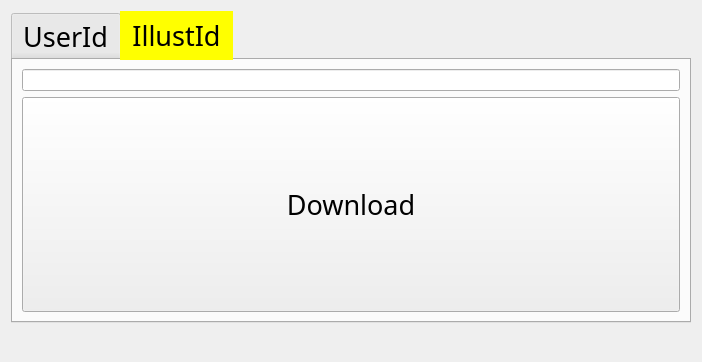
Old version of the form Source/View/Downloader.ui in the repository abc123994/PixivDownloader.
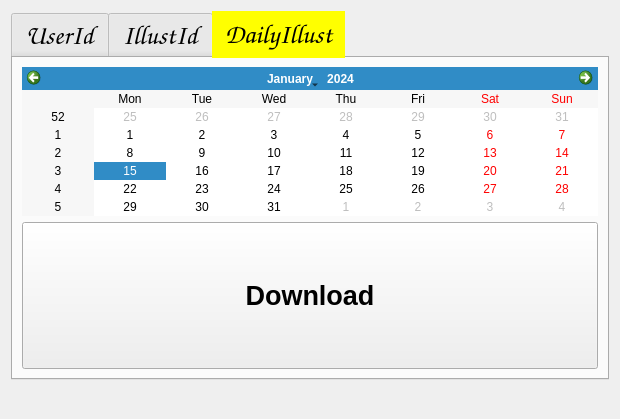
New version of the form.

Commit message: add support download daily illust top50&choose download path

Diff of the .ui file:
```diff
--- a/Source/View/Downloader.ui
+++ b/Source/View/Downloader.ui
@@ -6,10 +6,16 @@
    <rect>
     <x>0</x>
     <y>0</y>
-    <width>702</width>
-    <height>362</height>
+    <width>620</width>
+    <height>419</height>
    </rect>
   </property>
+  <property name="sizePolicy">
+   <sizepolicy hsizetype="Expanding" vsizetype="Expanding">
+    <horstretch>0</horstretch>
+    <verstretch>0</verstretch>
+   </sizepolicy>
+  </property>
   <property name="windowTitle">
    <string>pixivDownloader</string>
   </property>
@@ -30,12 +36,12 @@
      </property>
      <property name="font">
       <font>
-       <family>Britannic Bold</family>
+       <family>Comic Sans MS</family>
        <pointsize>20</pointsize>
       </font>
      </property>
      <property name="currentIndex">
-      <number>1</number>
+      <number>2</number>
      </property>
      <widget class="QWidget" name="tab_9">
       <attribute name="title">
@@ -74,6 +80,11 @@
       </layout>
      </widget>
      <widget class="QWidget" name="tab_10">
+      <property name="font">
+       <font>
+        <family>Algerian</family>
+       </font>
+      </property>
       <attribute name="title">
        <string>IllustId</string>
       </attribute>
@@ -102,6 +113,41 @@
        </item>
       </layout>
      </widget>
+     <widget class="QWidget" name="DailyTop50">
+      <attribute name="title">
+       <string>DailyIllust</string>
+      </attribute>
+      <layout class="QVBoxLayout" name="verticalLayout_3">
+       <item>
+        <layout class="QVBoxLayout" name="verticalLayout_2">
+         <item>
+          <widget class="QCalendarWidget" name="calendarWidget"/>
+         </item>
+         <item>
+          <widget class="QPushButton" name="btn_download_daily">
+           <property name="sizePolicy">
+            <sizepolicy hsizetype="Expanding" vsizetype="Expanding">
+             <horstretch>0</horstretch>
+             <verstretch>0</verstretch>
+            </sizepolicy>
+           </property>
+           <property name="font">
+            <font>
+             <family>Arial</family>
+             <pointsize>20</pointsize>
+             <weight>75</weight>
+             <bold>true</bold>
+            </font>
+           </property>
+           <property name="text">
+            <string>Download</string>
+           </property>
+          </widget>
+         </item>
+        </layout>
+       </item>
+      </layout>
+     </widget>
     </widget>
    </item>
    <item>
```
The commit also changes 7 other files.
